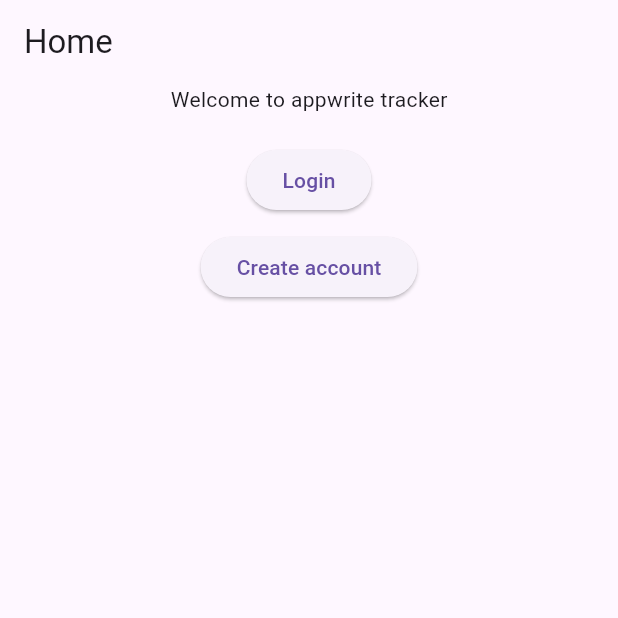
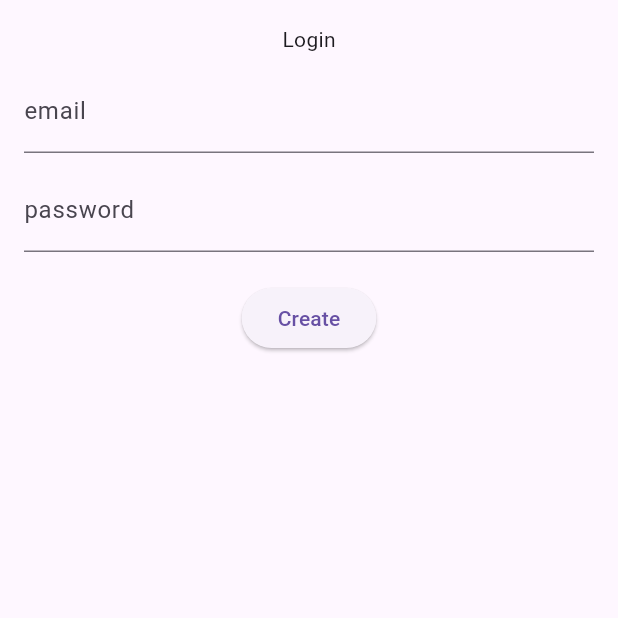
Before and after one commit to yusup84/appwrite_tracker, a Flutter app: the screen it shows after launch, after a tap on "Login", on a phone screen of 412 x 824 dp, the top half of it. Run offline on Flutter 3.47's test engine with Material 3 defaults, Android fonts, the light colour scheme and no system bars; our stand-ins replace appwrite, flutter_riverpod, get_it, go_router.

Commit message:
allow user to create session

```diff
--- a/lib/appwrite/appwrite.dart
+++ b/lib/appwrite/appwrite.dart
@@ -23,4 +23,17 @@
       return null;
     }
   }
+
+  // fungsi login
+  Future<Session?> createEmailSession(
+      String email, String password) async {
+    try {
+      final session = await account.createEmailPasswordSession(
+          email: email, password: password);
+      return session;
+    } on AppwriteException catch (e) {
+      debugPrint(e.message);
+      return null;
+    }
+  }
 }
--- /dev/null
+++ b/lib/features/login_screen/login_screen.dart
@@ -0,0 +1,3 @@
+export 'src/login_screen.dart';
+export 'src/login_form.dart';
+export 'src/types.dart';
--- /dev/null
+++ b/lib/features/login_screen/src/login_form.dart
@@ -0,0 +1,50 @@
+import 'package:flutter/material.dart';
+
+import 'types.dart';
+
+class LoginForm extends StatelessWidget {
+  final LoginCallback onPressedLogin;
+  final TextEditingController emailController;
+  final TextEditingController passwordController;
+  const LoginForm({
+    super.key,
+    required this.onPressedLogin,
+    required this.emailController,
+    required this.passwordController,
+  });
+
+  @override
+  Widget build(BuildContext context) {
+    return Form(
+      child: Column(
+        mainAxisSize: MainAxisSize.min,
+        children: [
+          const Text('Login'),
+          const SizedBox(height: 10.0),
+          TextFormField(
+            controller: emailController,
+            decoration: const InputDecoration(
+              label: Text('email'),
+            ),
+          ),
+          const SizedBox(height: 10.0),
+          TextFormField(
+            controller: passwordController,
+            obscureText: true,
+            decoration: const InputDecoration(
+              label: Text('password'),
+            ),
+          ),
+          const SizedBox(height: 20.0),
+          ElevatedButton(
+            onPressed: () => onPressedLogin(
+              emailController.text,
+              passwordController.text,
+            ),
+            child: const Text('Create'),
+          )
+        ],
+      ),
+    );
+  }
+}
--- /dev/null
+++ b/lib/features/login_screen/src/login_screen.dart
@@ -0,0 +1,32 @@
+import 'package:appwrite_tracker/features/login_screen/src/login_form.dart';
+import 'package:appwrite_tracker/features/login_screen/src/types.dart';
+import 'package:flutter/material.dart';
+
+class LoginScreen extends StatefulWidget {
+   static const String name = 'login';
+  final LoginCallback onLogin;
+  const LoginScreen({super.key, required this.onLogin});
+
+  @override
+  State<LoginScreen> createState() => _LoginScreenState();
+}
+
+class _LoginScreenState extends State<LoginScreen> {
+  final TextEditingController _emailController = TextEditingController();
+  final TextEditingController _passwordController = TextEditingController();
+  @override
+  Widget build(BuildContext context) {
+    return Scaffold(
+      body: ListView(
+        padding: const EdgeInsets.all(16),
+        children: [
+          LoginForm(
+            onPressedLogin: widget.onLogin,
+            emailController: _emailController,
+            passwordController: _passwordController,
+          )
+        ],
+      ),
+    );
+  }
+}
--- /dev/null
+++ b/lib/features/login_screen/src/types.dart
@@ -0,0 +1 @@
+typedef LoginCallback = void Function(String email, String password);
--- a/lib/home_page/home_page.dart
+++ b/lib/home_page/home_page.dart
@@ -1,3 +1,4 @@
+import 'package:appwrite_tracker/features/login_screen/login_screen.dart';
 import 'package:appwrite_tracker/features/signup_screen/signup_screen.dart';
 import 'package:flutter/material.dart';
 import 'package:go_router/go_router.dart';
@@ -19,7 +20,11 @@
             const SizedBox(
               height: 20.0,
             ),
-            ElevatedButton(onPressed: () {}, child: const Text("Login")),
+            ElevatedButton(
+                onPressed: () {
+                  context.goNamed(LoginScreen.name);
+                },
+                child: const Text("Login")),
             const SizedBox(
               height: 10.0,
             ),
--- a/lib/router/router.dart
+++ b/lib/router/router.dart
@@ -1,6 +1,7 @@
 import 'dart:convert';
 
 import 'package:appwrite_tracker/appwrite/appwrite.dart';
+import 'package:appwrite_tracker/features/login_screen/src/login_screen.dart';
 import 'package:appwrite_tracker/features/signup_screen/signup_screen.dart';
 import 'package:appwrite_tracker/home_page/home_page.dart';
 import 'package:flutter/material.dart';
@@ -20,7 +21,18 @@
             debugPrint('$name - $email - $password');
             final appWrite = GetIt.instance.get<Appwrite>();
             final user = await appWrite.createAccount(name, email, password);
-            debugPrint(jsonEncode(user ?? '{}'));
+            debugPrint(jsonEncode(user?.toMap() ?? '{}'));
+          });
+        }),
+    GoRoute(
+        name: LoginScreen.name,
+        path: "/login",
+        builder: (_, __) {
+          return LoginScreen(onLogin: (email, password) async {
+            debugPrint('$email - $password');
+            final appWrite = GetIt.instance.get<Appwrite>();
+            final session = await appWrite.createEmailSession(email, password);
+            debugPrint(jsonEncode(session?.toMap() ?? '{}'));
           });
         }),
   ]);
```
